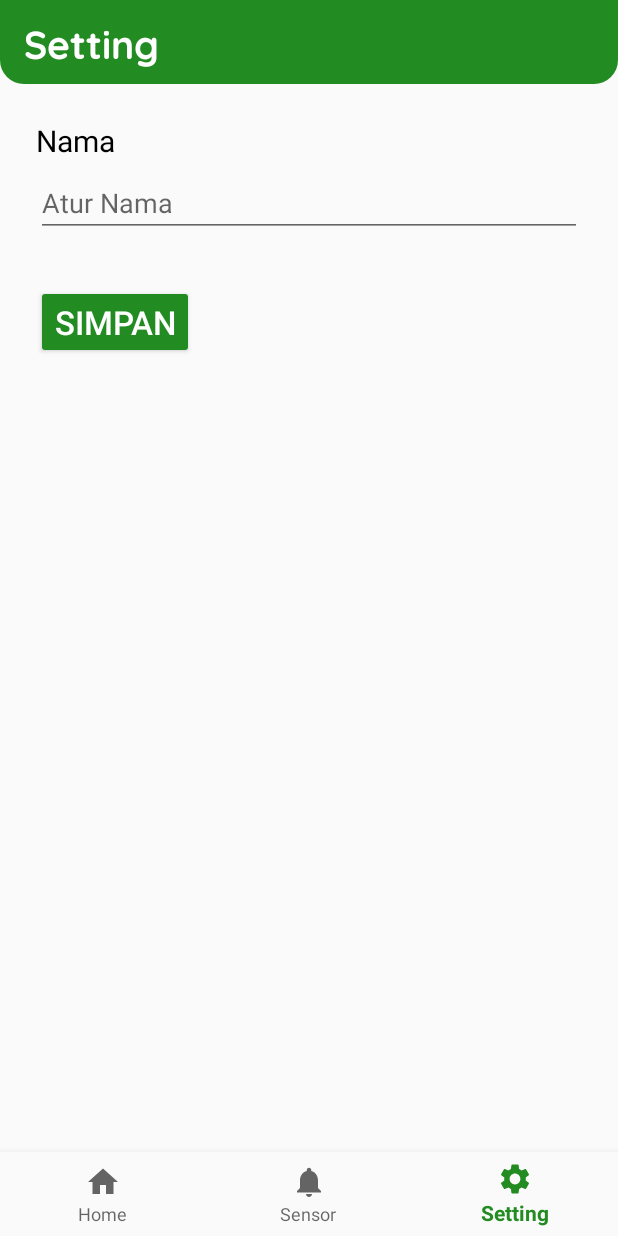
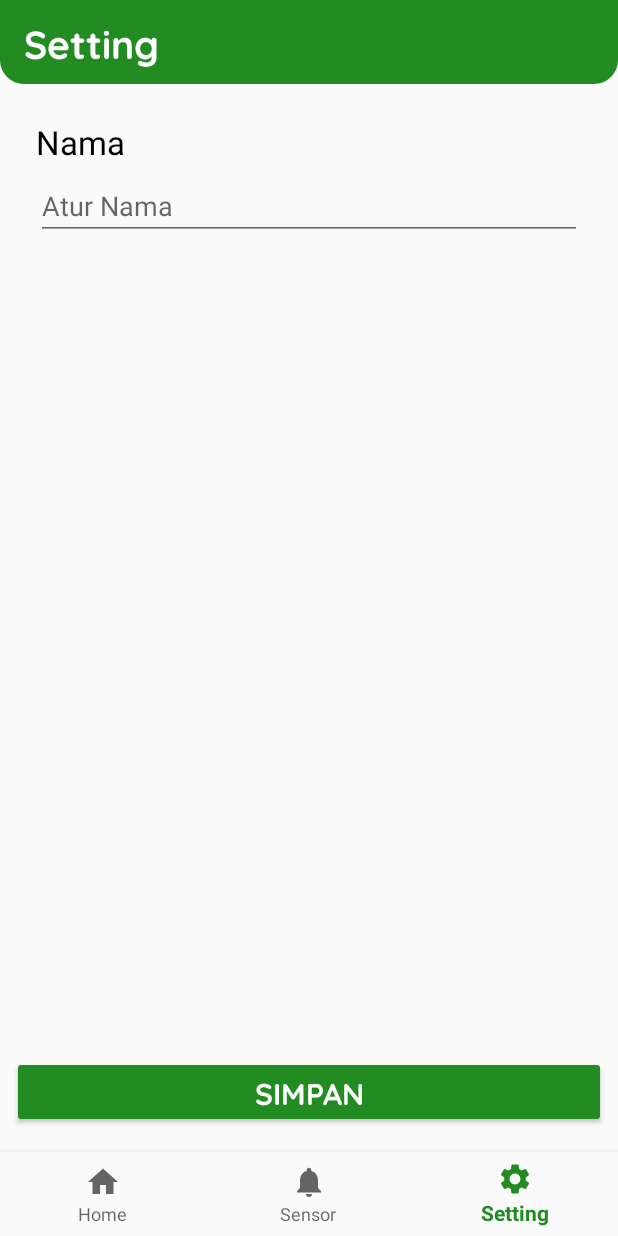
Before and after one commit to bangkit-cap0423/Guifena, an Android app: the SettingFragment screen opened through its navigation route, on a phone screen of 412 x 824 dp. Run offline under Robolectric (Android 15) with nearby library versions, the light colour scheme and no system bars; our stand-ins replace navigation-ui; network calls fail; 1 statement that could not run was skipped.

Commit message:
make it more friendly

```diff
--- a/app/src/main/java/com/twentythirty/guifena/ui/home/HomeFragment.kt
+++ b/app/src/main/java/com/twentythirty/guifena/ui/home/HomeFragment.kt
@@ -65,7 +65,7 @@ class HomeFragment : Fragment() {
                 if (nama.isNullOrBlank()){
                     binding.tvHomeNama.text = "Silahkan set nama anda pada bagian setting"
                 } else {
-                    binding.tvHomeNama.text = nama
+                    binding.tvHomeNama.text = "Hai,\n$nama"
                 }
             }
 
--- a/app/src/main/res/layout/fragment_setting.xml
+++ b/app/src/main/res/layout/fragment_setting.xml
@@ -14,7 +14,7 @@
         android:layout_marginTop="24dp"
         android:text="@string/title_edt_nama"
         android:textColor="@color/black"
-        android:textSize="20sp"
+        android:textSize="22sp"
         app:layout_constraintStart_toStartOf="parent"
         app:layout_constraintTop_toTopOf="parent" />
 
@@ -27,20 +27,25 @@
         android:layout_marginEnd="24dp"
         android:hint="@string/hint_edt_atur_nama"
         android:text=""
+        android:textSize="18sp"
         app:layout_constraintEnd_toEndOf="parent"
         app:layout_constraintStart_toStartOf="parent"
         app:layout_constraintTop_toBottomOf="@+id/tv_nama" />
 
     <Button
         android:id="@+id/btn_simpan"
-        android:layout_width="wrap_content"
+        android:layout_width="0dp"
         android:layout_height="wrap_content"
-        android:layout_marginStart="24dp"
-        android:layout_marginTop="32dp"
+        android:layout_marginStart="8dp"
+
+        android:layout_marginEnd="8dp"
+        android:layout_marginBottom="16dp"
+        android:backgroundTint="@color/green"
+        android:fontFamily="@font/quicksand_bold"
         android:text="@string/btn_simpan"
         android:textColor="@color/white"
-        android:textSize="22sp"
-        android:backgroundTint="@color/green"
-        app:layout_constraintStart_toStartOf="parent"
-        app:layout_constraintTop_toBottomOf="@+id/edt_nama" />
+        android:textSize="20sp"
+        app:layout_constraintBottom_toBottomOf="parent"
+        app:layout_constraintEnd_toEndOf="parent"
+        app:layout_constraintStart_toStartOf="parent" />
 </androidx.constraintlayout.widget.ConstraintLayout>
```
